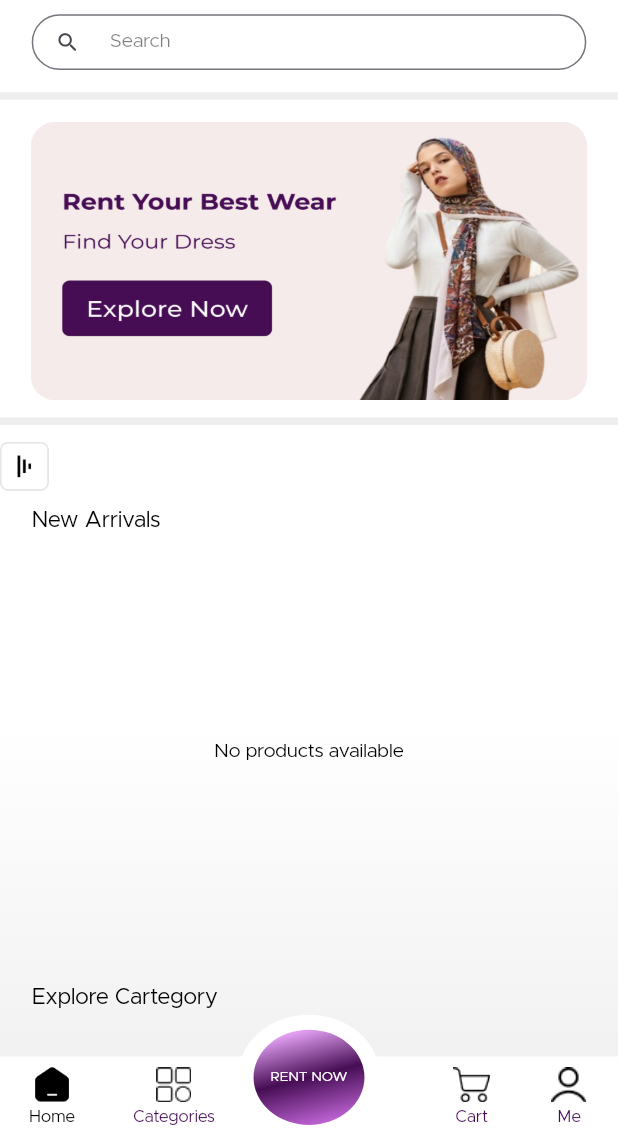
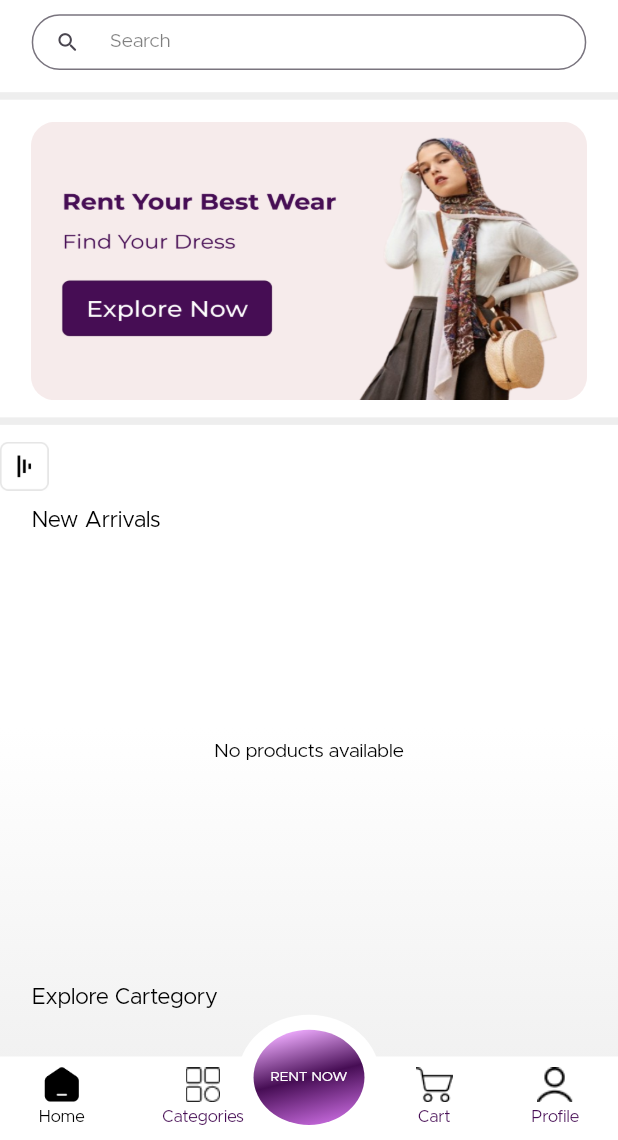
Before and after one commit to Nikhi55/hunt-rent, a Flutter app: the DashboardView screen opened by its route, on a phone screen of 412 x 824 dp, the part 96-1236 px from its top. Run offline on Flutter 3.47's test engine with Material 3 defaults, Android fonts, the phone set to English and light mode, and no system bars; drawn by our look-alikes of carousel_slider; our stand-ins replace blurrycontainer, cached_network_image, chewie, circular_profile_avatar, cloud_firestore, dotted_line and 24 more; missing offline and left inert: another_stepper, dart:ffi, pay; accounts and stored records are empty; project files that could hold a hidden picture were left out.

Commit message:
bottom nav bar to be fixed

```diff
--- a/lib/screens/dashboard/dashboard_view.dart
+++ b/lib/screens/dashboard/dashboard_view.dart
@@ -157,7 +157,7 @@ class _DashboardViewState extends State<DashboardView> {
           // ),
 
           body: Container(
-            clipBehavior: Clip.antiAlias,
+            clipBehavior: Clip.antiAliasWithSaveLayer,
             decoration: BoxDecoration(
               gradient: LinearGradient(
                 colors: [
@@ -202,8 +202,7 @@ class _DashboardViewState extends State<DashboardView> {
                               R.images.selectedHome),
                           tab(authProvider, 1, R.images.category,
                               R.images.selectedCategory),
-                          Container(),
-                          getHorSpace(FetchPixels.getPixelWidth(40)),
+                          getHorSpace(FetchPixels.getPixelWidth(10)),
                           tab(authProvider, 2, R.images.cart,
                               R.images.selectedCart),
                           tab(authProvider, 3, R.images.profile,
@@ -253,7 +252,7 @@ class _DashboardViewState extends State<DashboardView> {
                     ? "Categories"
                     : index == 2
                         ? "Cart"
-                        : "Me",
+                        : "Profile",
             style: R.textStyle.regularMetropolis().copyWith(
                   fontSize: FetchPixels.getPixelHeight(12),
                   color: currentPage == index
```
